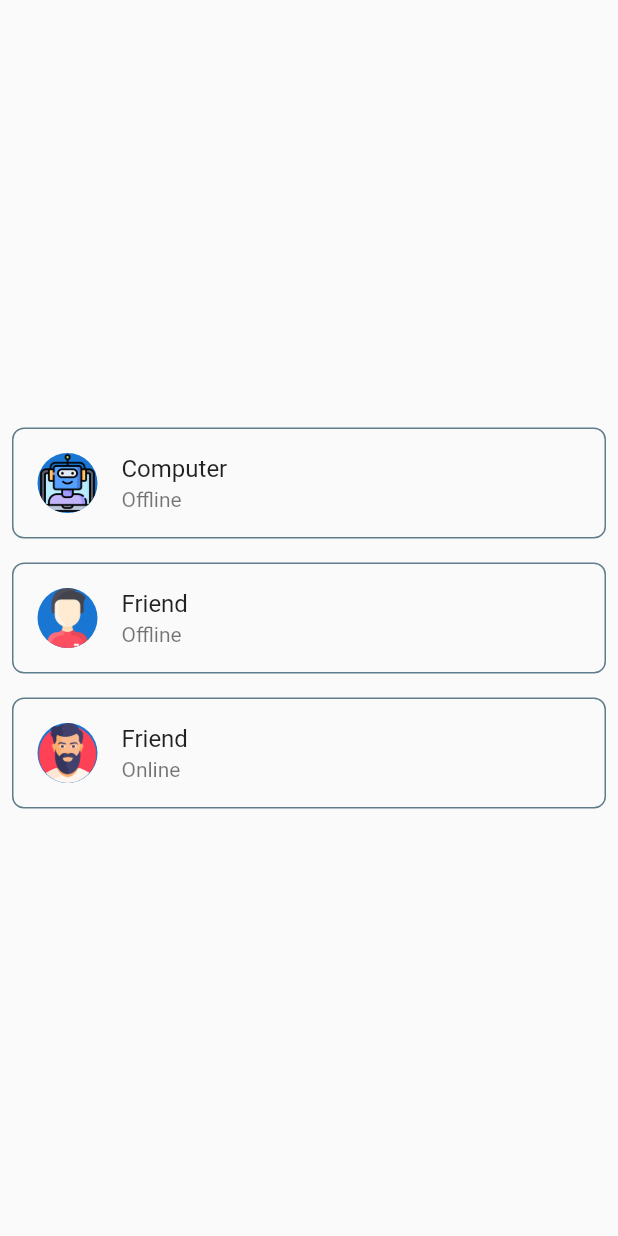
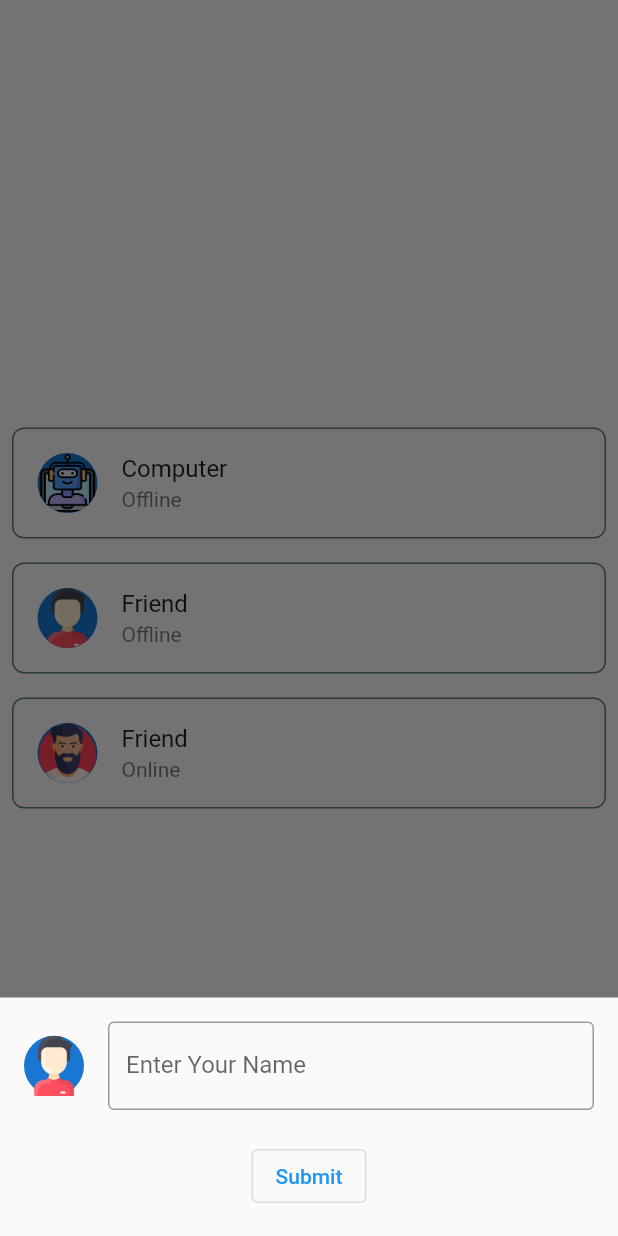
Before and after one commit to mohit-2003/Tic-Tac-Toe-Flutter-, a Flutter app: the screen it shows after launch, after a tap on "Computer", on a phone screen of 412 x 824 dp. Run offline on Flutter 3.47's test engine with Material 2 defaults, Android fonts, the light colour scheme and no system bars; our stand-ins replace confetti, shared_preferences.

Commit message:
some improvement like player name

```diff
--- a/lib/pages/caterogy_page.dart
+++ b/lib/pages/caterogy_page.dart
@@ -37,7 +37,46 @@ class _SelectCategoryState extends State<SelectCategory> {
                 ),
                 title: new Text("Computer"),
                 subtitle: new Text("Offline"),
-                onTap: () {},
+                onTap: () {
+                  showModalBottomSheet(
+                      isScrollControlled: true,
+                      context: context,
+                      builder: (context) => new Container(
+                            margin: new EdgeInsets.all(16),
+                            child: new Padding(
+                              padding: new EdgeInsets.only(
+                                  bottom:
+                                      MediaQuery.of(context).viewInsets.bottom),
+                              child: new Column(
+                                mainAxisSize: MainAxisSize.min,
+                                children: [
+                                  new TextField(
+                                    controller: textFieldController2,
+                                    decoration: new InputDecoration(
+                                        border: new OutlineInputBorder(),
+                                        labelText: "Enter Your Name",
+                                        icon: new CircleAvatar(
+                                          child: new Image.asset(
+                                              "assets/images/user2.png"),
+                                        )),
+                                  ),
+                                  new SizedBox(
+                                    height: 20,
+                                    width: 20,
+                                  ),
+                                  new OutlinedButton(
+                                      onPressed: () {
+                                        saveDetails("player1Name", "Computer");
+                                        saveDetails("player2Name",
+                                            textFieldController2.text);
+                                        navigate(false, context);
+                                      },
+                                      child: new Text("Submit"))
+                                ],
+                              ),
+                            ),
+                          ));
+                },
                 shape: new RoundedRectangleBorder(
                     borderRadius: BorderRadius.circular(8),
                     side: new BorderSide(color: Colors.blueGrey)),
@@ -94,11 +133,10 @@ class _SelectCategoryState extends State<SelectCategory> {
                                   ),
                                   new OutlinedButton(
                                       onPressed: () {
-                                        List<String> list = [
-                                          textFieldController1.text,
-                                          textFieldController2.text
-                                        ];
-                                        saveDetails(list);
+                                        saveDetails("player1Name",
+                                            textFieldController1.text);
+                                        saveDetails("player2Name",
+                                            textFieldController2.text);
                                         navigate(false, context);
                                       },
                                       child: new Text("Submit"))
@@ -141,11 +179,9 @@ class _SelectCategoryState extends State<SelectCategory> {
             builder: (context) => new HomePage(computerMode: computerMode)));
   }
 
-  void saveDetails(List<String> list) async {
+  void saveDetails(String key, String value) async {
     var pref = await SharedPreferences.getInstance();
-    for (int i = 0; i < list.length; i++) {
-      pref.setString("player${i + 1}Name", list[i]);
-    }
+    pref.setString(key, value);
   }
 
   void getSharedPreferenceDate() async {
```
Also changed, not shown: lib/pages/home_page.dart (+22 -9 lines).
